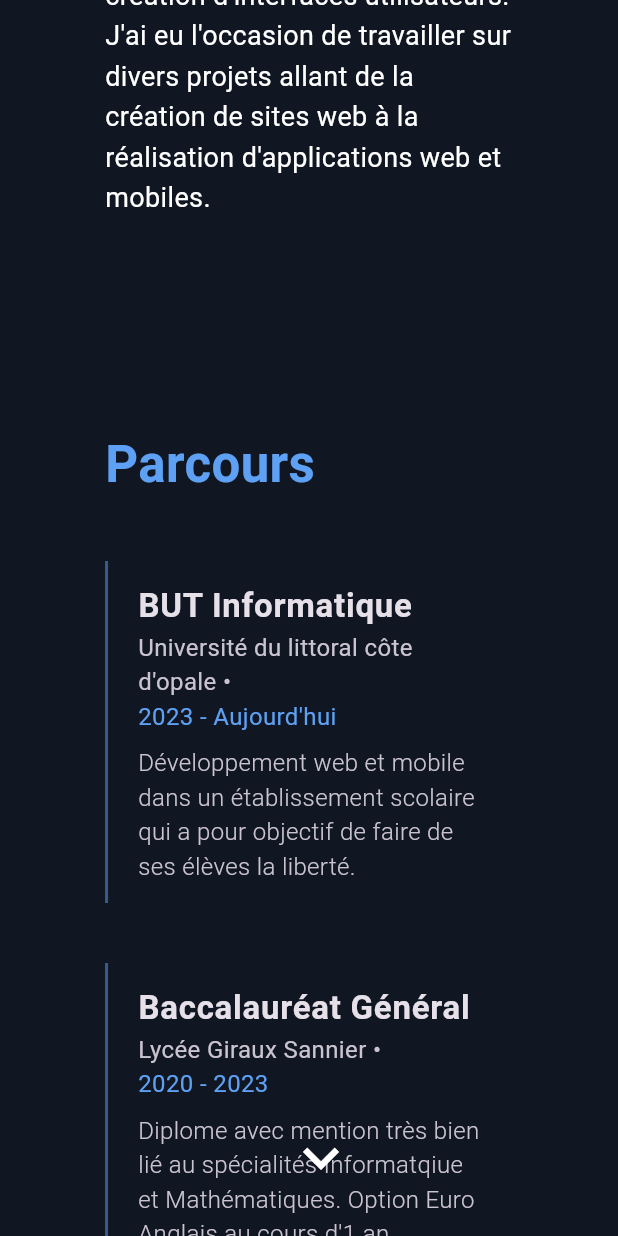
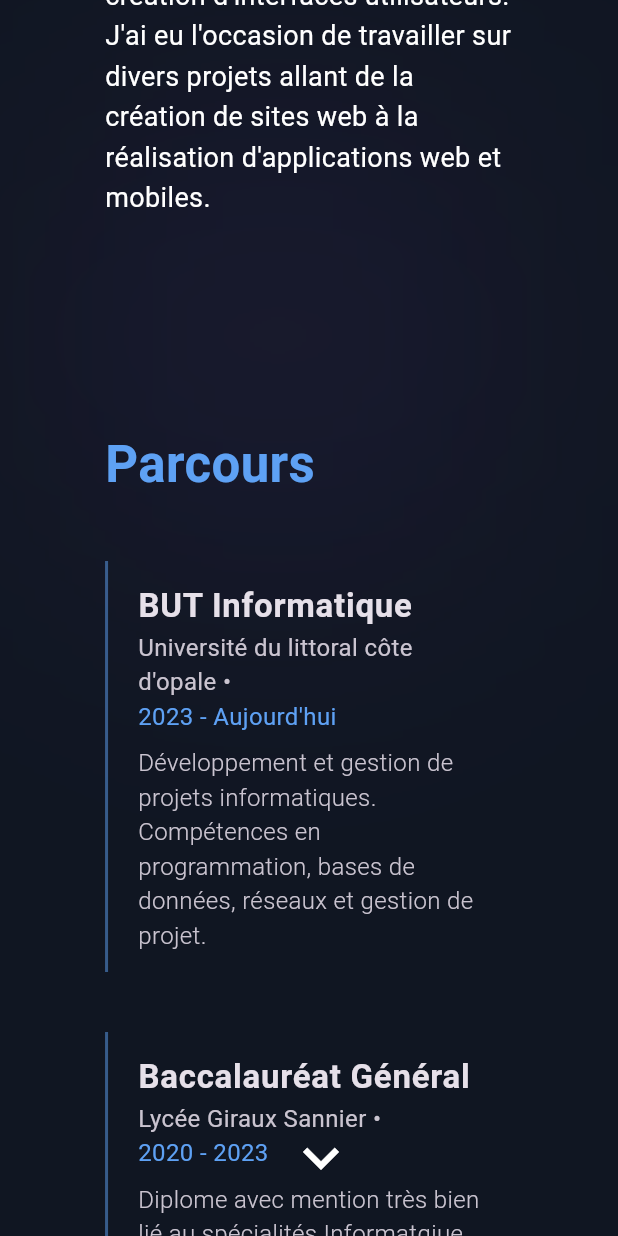
Before and after one commit to nomimie16/flutter_portfolio, a Flutter app: the screen it shows after launch, scrolled down 1152 dp, on a phone screen of 412 x 824 dp. Run offline on Flutter 3.47's test engine with Material 3 defaults, Android fonts, the phone set to English and light mode, and no system bars; our stand-ins replace flutter_animate, font_awesome_flutter, loading_animation_widget, material_symbols_icons; missing offline and left inert: dart:js_interop, text_typewriter, zo_animated_border.

Commit message:
img +text

```diff
--- a/lib/experiences.dart
+++ b/lib/experiences.dart
@@ -8,7 +8,7 @@ class ExperienceWidget extends StatefulWidget {
       'subtitle': 'Université du littoral côte d\'opale • ',
       'years':'2023 - Aujourd\'hui',
       'description':
-          "Développement web et mobile dans un établissement scolaire qui a pour objectif de faire de ses élèves la liberté.",
+          "Développement et gestion de projets informatiques. Compétences en programmation, bases de données, réseaux et gestion de projet.",
     },
     {
       'title': 'Baccalauréat Général',
--- a/lib/home.dart
+++ b/lib/home.dart
@@ -56,18 +56,19 @@ class _HomePageState extends State<HomePage> {
         children: [
           // --------- Image Fond de page ---------
           Positioned.fill(
-            child: isDarkMode ? Image.asset('assets/images/img.png', fit: BoxFit.cover) : Image.asset('assets/images/back1.png', fit: BoxFit.cover),
+            child: isDarkMode ? Image.asset('assets/images/img.png', fit: BoxFit.cover) : Image.asset('assets/images/white.png', fit: BoxFit.cover),
           ),
 
           Positioned(
             top: 100,
-            right : 50,
-            left: 550,
-            child: ImageFiltered(
+            // right : 50,
+            left: MediaQuery.of(context).size.width *0.3,
+            child:
+            ImageFiltered(
               imageFilter: ImageFilter.blur(sigmaX: 120, sigmaY: 120),
               child: Container(
-                width: 800,
-                height: 300,
+                width:  MediaQuery.of(context).size.width *0.3,
+                height: MediaQuery.of(context).size.height *0.3,
                 decoration: BoxDecoration(
                   color: GlobalManager.violet.withOpacity(0.2),
                   borderRadius: BorderRadius.circular(100),
```
Also changed, not shown: lib/profilBanner.dart (+14 -13 lines), lib/project.dart (+5 -4 lines), assets/images/white.png (added).
